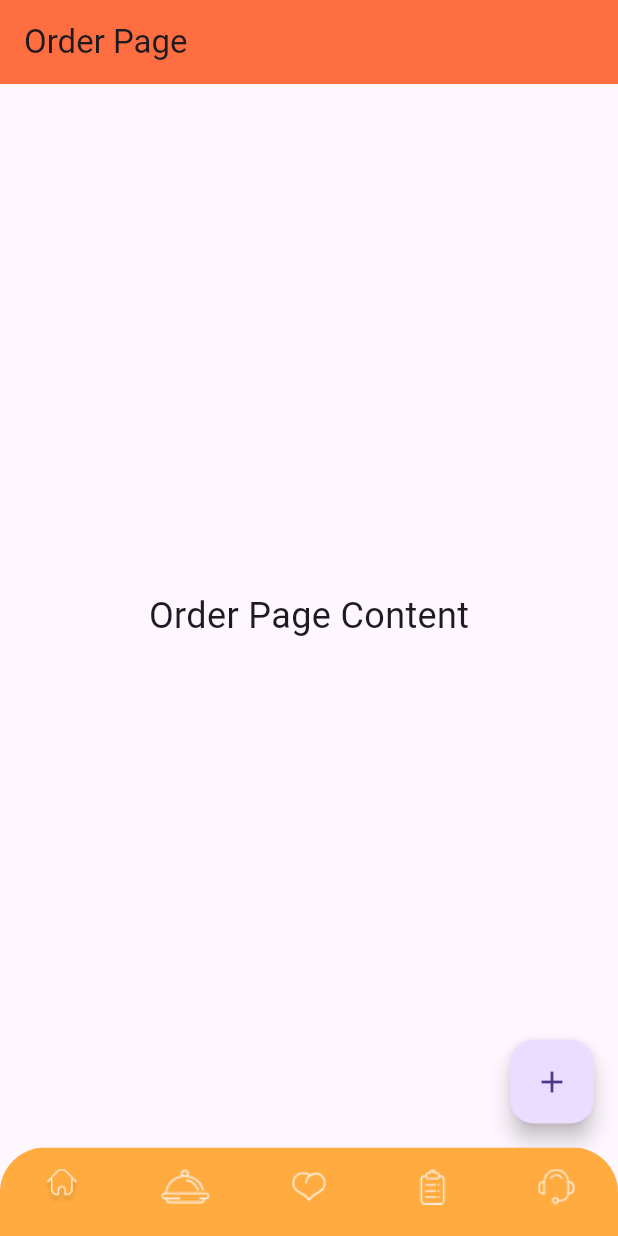
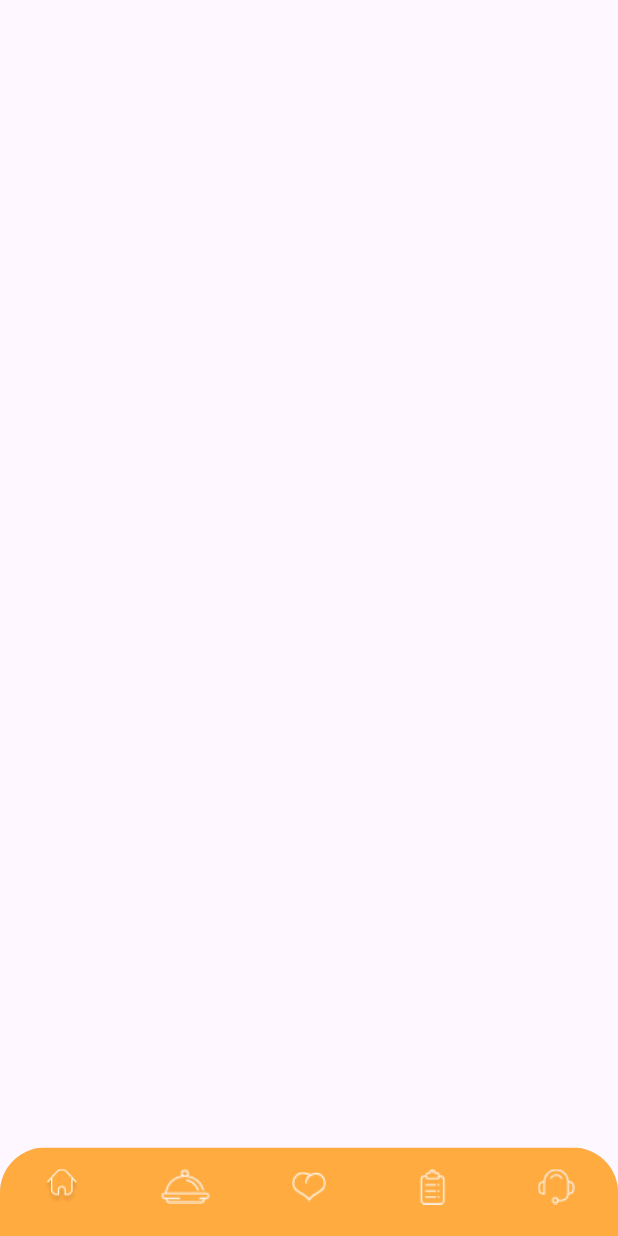
Before and after one commit to iamfarazbaloch/yumquick_app, a Flutter app: the AppMainScreen screen opened directly, item 2 of the bottom bar chosen, on a phone screen of 412 x 824 dp. Run offline on Flutter 3.47's test engine with Material 3 defaults, Android fonts, the phone set to English and light mode, and no system bars; our stand-ins replace smooth_page_indicator.

Commit message:
food page

```diff
--- a/lib/pages/app_main_screen.dart
+++ b/lib/pages/app_main_screen.dart
@@ -2,7 +2,7 @@ import 'package:flutter/material.dart';
 import 'package:yumquick_app/pages/contact_page.dart';
 import 'package:yumquick_app/pages/favorite_page.dart';
 import 'package:yumquick_app/pages/history_page.dart';
-import 'package:yumquick_app/pages/order_page.dart';
+import 'package:yumquick_app/pages/food_page.dart';
 import 'home_page.dart';
 
 class AppMainScreen extends StatefulWidget {
@@ -17,7 +17,7 @@ class _AppMainScreenState extends State<AppMainScreen> {
 
   final List<Widget> pages = const [
     HomePage(),
-    OrderPage(),
+    FoodPage(),
     FavoritePage(),
     HistoryPage(),
     ContactPage(),
--- /dev/null
+++ b/lib/pages/food_page.dart
@@ -0,0 +1,15 @@
+import 'package:flutter/material.dart';
+
+class FoodPage extends StatefulWidget {
+  const FoodPage({super.key});
+
+  @override
+  State<FoodPage> createState() => _FoodPageState();
+}
+
+class _FoodPageState extends State<FoodPage> {
+  @override
+  Widget build(BuildContext context) {
+    return Scaffold(body: Column(children: [const SizedBox(height: 40)]));
+  }
+}
--- a/lib/pages/order_page.dart
+++ /dev/null
@@ -1,29 +0,0 @@
-import 'package:flutter/material.dart';
-
-class OrderPage extends StatefulWidget {
-  const OrderPage({super.key});
-
-  @override
-  State<OrderPage> createState() => _OrderPageState();
-}
-
-class _OrderPageState extends State<OrderPage> {
-  @override
-  Widget build(BuildContext context) {
-    return Scaffold(
-      appBar: AppBar(
-        title: const Text('Order Page'),
-        backgroundColor: Colors.deepOrangeAccent,
-      ),
-      body: Center(
-        child: const Text('Order Page Content', style: TextStyle(fontSize: 24)),
-      ),
-      floatingActionButton: FloatingActionButton(
-        onPressed: () {
-          // Action to perform when the button is pressed
-        },
-        child: const Icon(Icons.add),
-      ),
-    );
-  }
-}
```
Also changed, not shown: lib/pages/home_page.dart (+38 -2 lines), assets/images/burgur.png (added), assets/images/roll.png (added).
